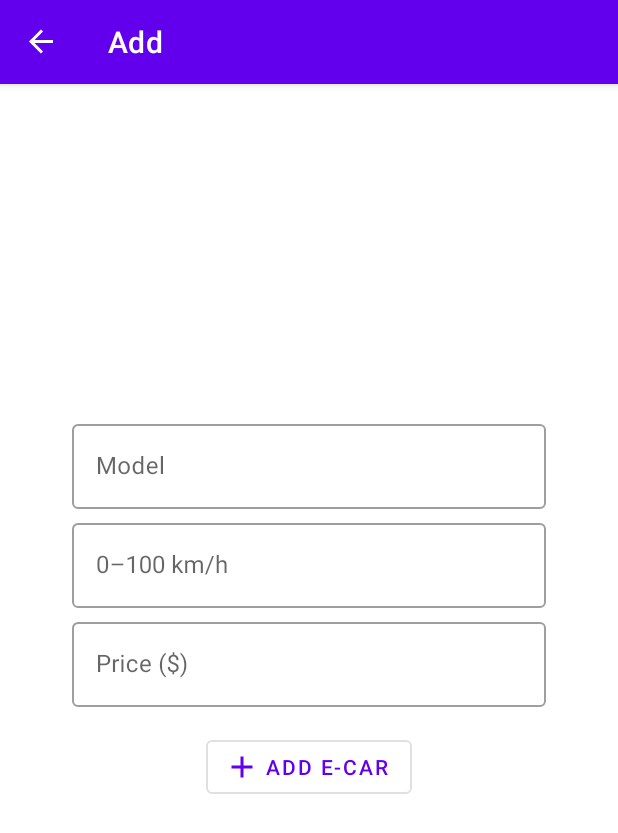
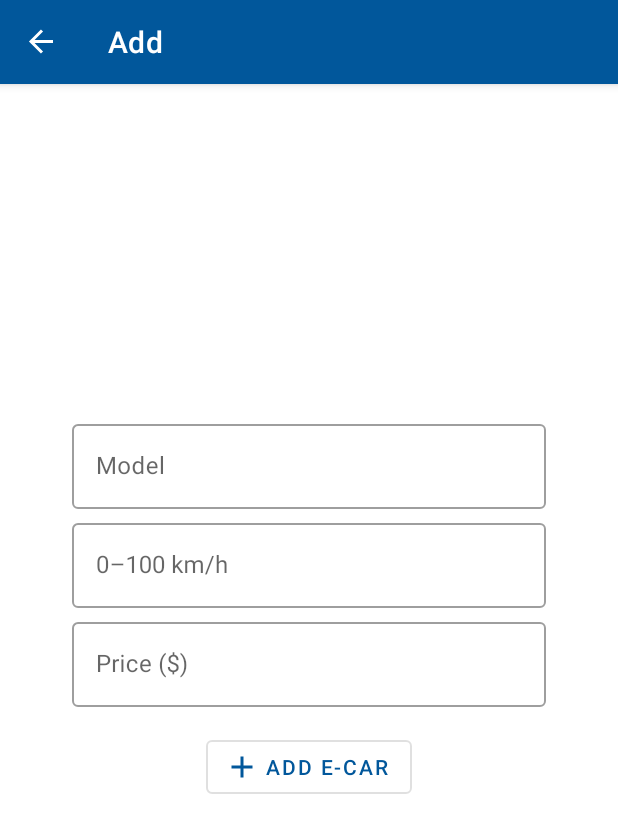
Before and after one commit to yaromchikV/E-Cars, an Android app: the AddFragment screen opened through its navigation route, on a phone screen of 412 x 824 dp. Shown: the top 833 px of the screen. Run offline under Robolectric (Android 15) with nearby library versions, the phone set to English and light mode, and no system bars; our stand-ins replace Room's generated code, navigation-ui.

Commit message:
feat: change theme and small refactoring

```diff
--- a/app/src/main/java/com/yaromchikv/ecars/Util.kt
+++ b/app/src/main/java/com/yaromchikv/ecars/Util.kt
@@ -8,7 +8,10 @@ fun Int.displayPrice(): String {
         builder.append("%d %03d ".format(this / 1000000, (this % 1000000) / 1000))
     else if (this >= 1000)
         builder.append("%d ".format(this / 1000))
-    builder.append("%03d".format(this % 1000))
+    if (this >= 100)
+        builder.append("%03d".format(this % 1000))
+    else
+        builder.append("%d".format(this % 1000))
     return builder.toString()
 }
 
--- a/app/src/main/java/com/yaromchikv/ecars/database/CarRepository.kt
+++ b/app/src/main/java/com/yaromchikv/ecars/database/CarRepository.kt
@@ -1,10 +1,8 @@
 package com.yaromchikv.ecars.database
 
-import android.content.Context
+import android.content.SharedPreferences
 import androidx.lifecycle.LiveData
-import androidx.preference.PreferenceManager
 import com.yaromchikv.ecars.database.room.CarDao
-import com.yaromchikv.ecars.database.room.CarDatabase
 import com.yaromchikv.ecars.database.sqilte.DatabaseHelper
 import com.yaromchikv.ecars.model.Car
 
@@ -20,17 +18,19 @@ internal const val COLUMN_IMAGE = "image"
 
 internal const val QUERY_ORDER_BY_NAME_ASC = "SELECT * FROM $TABLE_NAME ORDER BY $COLUMN_NAME ASC"
 internal const val QUERY_ORDER_BY_NAME_DESC = "SELECT * FROM $TABLE_NAME ORDER BY $COLUMN_NAME DESC"
-internal const val QUERY_ORDER_BY_ACCELERATION_ASC = "SELECT * FROM $TABLE_NAME ORDER BY $COLUMN_ACCELERATION ASC"
-internal const val QUERY_ORDER_BY_ACCELERATION_DESC = "SELECT * FROM $TABLE_NAME ORDER BY $COLUMN_ACCELERATION DESC"
+internal const val QUERY_ORDER_BY_ACCELERATION_ASC =
+    "SELECT * FROM $TABLE_NAME ORDER BY $COLUMN_ACCELERATION ASC"
+internal const val QUERY_ORDER_BY_ACCELERATION_DESC =
+    "SELECT * FROM $TABLE_NAME ORDER BY $COLUMN_ACCELERATION DESC"
 internal const val QUERY_ORDER_BY_PRICE_ASC = "SELECT * FROM $TABLE_NAME ORDER BY $COLUMN_PRICE ASC"
-internal const val QUERY_ORDER_BY_PRICE_DESC = "SELECT * FROM $TABLE_NAME ORDER BY $COLUMN_PRICE DESC"
+internal const val QUERY_ORDER_BY_PRICE_DESC =
+    "SELECT * FROM $TABLE_NAME ORDER BY $COLUMN_PRICE DESC"
 
-class CarRepository(context: Context) {
-
-    private var carDatabase = DatabaseHelper(context)
-    private var carDao: CarDao = CarDatabase.getDatabase(context).carDao()
-
-    private val prefs = PreferenceManager.getDefaultSharedPreferences(context)
+class CarRepository(
+    private val carDao: CarDao,
+    private val carDatabaseHelper: DatabaseHelper,
+    private val prefs: SharedPreferences
+) {
 
     val allData: LiveData<List<Car>> = getDataUsingRoom(
         prefs.getString("sort_by", "name") ?: "name",
@@ -42,7 +42,7 @@ class CarRepository(context: Context) {
         if (useRoom)
             carDao.addCar(car)
         else
-            carDatabase.addCar(car)
+            carDatabaseHelper.addCar(car)
     }
 
     suspend fun updateCar(car: Car) {
@@ -50,7 +50,7 @@ class CarRepository(context: Context) {
         if (useRoom)
             carDao.updateCar(car)
         else
-            carDatabase.updateCar(car)
+            carDatabaseHelper.updateCar(car)
     }
 
     suspend fun deleteCar(car: Car) {
@@ -58,12 +58,12 @@ class CarRepository(context: Context) {
         if (useRoom)
             carDao.deleteCar(car)
         else
-            carDatabase.deleteCar(car)
+            carDatabaseHelper.deleteCar(car)
     }
 
     fun getDataUsingCursors(sortBy: String, sortOrder: String): List<Car> {
         val listOfCar = mutableListOf<Car>()
-        val cursor = carDatabase.getCursorWithData(sortBy, sortOrder)
+        val cursor = carDatabaseHelper.getCursorWithData(sortBy, sortOrder)
         if (cursor != null && cursor.count != 0) {
             while (cursor.moveToNext()) {
                 listOfCar.add(
--- a/app/src/main/java/com/yaromchikv/ecars/fragments/add/AddFragment.kt
+++ b/app/src/main/java/com/yaromchikv/ecars/fragments/add/AddFragment.kt
@@ -56,16 +56,12 @@ class AddFragment : Fragment() {
                 Toast.makeText(requireContext(), "Please enter the model of the E-Car", Toast.LENGTH_SHORT).show()
             acceleration == null ->
                 Toast.makeText(requireContext(), "Please enter the acceleration of the E-Car", Toast.LENGTH_SHORT).show()
-            acceleration < 1 ->
-                Toast.makeText(requireContext(), "Please enter the acceleration greater than 1", Toast.LENGTH_SHORT).show()
             price == null ->
                 Toast.makeText(requireContext(), "Please enter the price of the E-Car", Toast.LENGTH_SHORT).show()
-            price < 100 ->
-                Toast.makeText(requireContext(), "Please enter the price greater than 100", Toast.LENGTH_SHORT).show()
             else -> {
                 val car = Car(0, name, acceleration, price, getRandomImage())
                 carViewModel.addCar(car)
-                Toast.makeText(requireContext(), "Added!", Toast.LENGTH_SHORT).show()
+                Toast.makeText(requireContext(), "$name successfully added", Toast.LENGTH_SHORT).show()
                 findNavController().navigate(AddFragmentDirections.actionAddFragmentToListFragment())
             }
         }
--- a/app/src/main/java/com/yaromchikv/ecars/fragments/update/UpdateFragment.kt
+++ b/app/src/main/java/com/yaromchikv/ecars/fragments/update/UpdateFragment.kt
@@ -61,19 +61,15 @@ class UpdateFragment : Fragment() {
                 Toast.makeText(requireContext(), "Please enter the model of the E-Car", Toast.LENGTH_SHORT).show()
             acceleration == null ->
                 Toast.makeText(requireContext(), "Please enter the acceleration of the E-Car", Toast.LENGTH_SHORT).show()
-            acceleration < 1 ->
-                Toast.makeText(requireContext(), "Please enter the acceleration greater than 1", Toast.LENGTH_SHORT).show()
             price == null ->
                 Toast.makeText(requireContext(), "Please enter the price of the E-Car", Toast.LENGTH_SHORT).show()
-            price < 100 ->
-                Toast.makeText(requireContext(), "Please enter the price greater than 100", Toast.LENGTH_SHORT).show()
             else -> {
                 val updatedCar =
                     Car(args.currentCar.id, name, acceleration, price, args.currentCar.image)
                 carViewModel.updateCar(updatedCar)
                 Toast.makeText(
                     requireContext(),
-                    "${args.currentCar.name} has been successfully updated",
+                    "${args.currentCar.name} successfully updated",
                     Toast.LENGTH_SHORT
                 ).show()
 
--- a/app/src/main/java/com/yaromchikv/ecars/viewmodel/CarViewModel.kt
+++ b/app/src/main/java/com/yaromchikv/ecars/viewmodel/CarViewModel.kt
@@ -4,14 +4,21 @@ import android.app.Application
 import androidx.lifecycle.AndroidViewModel
 import androidx.lifecycle.LiveData
 import androidx.lifecycle.viewModelScope
+import androidx.preference.PreferenceManager
 import com.yaromchikv.ecars.database.CarRepository
+import com.yaromchikv.ecars.database.room.CarDatabase
+import com.yaromchikv.ecars.database.sqilte.DatabaseHelper
 import com.yaromchikv.ecars.model.Car
 import kotlinx.coroutines.Dispatchers
 import kotlinx.coroutines.launch
 
 class CarViewModel(application: Application) : AndroidViewModel(application) {
 
-    private val repository: CarRepository = CarRepository(application)
+    private var carDao = CarDatabase.getDatabase(application).carDao()
+    private var carDatabaseHelper = DatabaseHelper(application)
+    private val prefs = PreferenceManager.getDefaultSharedPreferences(application)
+
+    private val repository = CarRepository(carDao, carDatabaseHelper, prefs)
 
     var allDataFromRoom: LiveData<List<Car>> = repository.allData
 
--- a/app/src/main/res/values-night/themes.xml
+++ b/app/src/main/res/values-night/themes.xml
@@ -2,13 +2,13 @@
     <!-- Base application theme. -->
     <style name="Theme.ECars" parent="Theme.MaterialComponents.DayNight.DarkActionBar">
         <!-- Primary brand color. -->
-        <item name="colorPrimary">@color/purple_200</item>
-        <item name="colorPrimaryVariant">@color/purple_700</item>
-        <item name="colorOnPrimary">@color/black</item>
+        <item name="colorPrimary">@color/primaryColor</item>
+        <item name="colorPrimaryVariant">@color/primaryDarkColor</item>
+        <item name="colorOnPrimary">@color/primaryTextColor</item>
         <!-- Secondary brand color. -->
-        <item name="colorSecondary">@color/teal_200</item>
-        <item name="colorSecondaryVariant">@color/teal_200</item>
-        <item name="colorOnSecondary">@color/black</item>
+        <item name="colorSecondary">@color/secondaryColor</item>
+        <item name="colorSecondaryVariant">@color/secondaryDarkColor</item>
+        <item name="colorOnSecondary">@color/secondaryTextColor</item>
         <!-- Status bar color. -->
         <item name="android:statusBarColor" tools:targetApi="l">?attr/colorPrimaryVariant</item>
         <!-- Customize your theme here. -->
--- a/app/src/main/res/values/colors.xml
+++ b/app/src/main/res/values/colors.xml
@@ -1,10 +1,11 @@
 <?xml version="1.0" encoding="utf-8"?>
 <resources>
-    <color name="purple_200">#FFBB86FC</color>
-    <color name="purple_500">#FF6200EE</color>
-    <color name="purple_700">#FF3700B3</color>
-    <color name="teal_200">#FF03DAC5</color>
-    <color name="teal_700">#FF018786</color>
-    <color name="black">#FF000000</color>
-    <color name="white">#FFFFFFFF</color>
+    <color name="primaryColor">#01579b</color>
+    <color name="primaryLightColor">#4f83cc</color>
+    <color name="primaryDarkColor">#002f6c</color>
+    <color name="secondaryColor">#1976d2</color>
+    <color name="secondaryLightColor">#63a4ff</color>
+    <color name="secondaryDarkColor">#004ba0</color>
+    <color name="primaryTextColor">#ffffff</color>
+    <color name="secondaryTextColor">#ffffff</color>
 </resources>
--- a/app/src/main/res/values/themes.xml
+++ b/app/src/main/res/values/themes.xml
@@ -2,13 +2,13 @@
     <!-- Base application theme. -->
     <style name="Theme.ECars" parent="Theme.MaterialComponents.DayNight.DarkActionBar">
         <!-- Primary brand color. -->
-        <item name="colorPrimary">@color/purple_500</item>
-        <item name="colorPrimaryVariant">@color/purple_700</item>
-        <item name="colorOnPrimary">@color/white</item>
+        <item name="colorPrimary">@color/primaryColor</item>
+        <item name="colorPrimaryVariant">@color/primaryDarkColor</item>
+        <item name="colorOnPrimary">@color/primaryTextColor</item>
         <!-- Secondary brand color. -->
-        <item name="colorSecondary">@color/teal_200</item>
-        <item name="colorSecondaryVariant">@color/teal_700</item>
-        <item name="colorOnSecondary">@color/black</item>
+        <item name="colorSecondary">@color/secondaryColor</item>
+        <item name="colorSecondaryVariant">@color/secondaryDarkColor</item>
+        <item name="colorOnSecondary">@color/secondaryTextColor</item>
         <!-- Status bar color. -->
         <item name="android:statusBarColor" tools:targetApi="l">?attr/colorPrimaryVariant</item>
         <!-- Customize your theme here. -->
```
Also changed, not shown: app/src/main/res/layout/data_item.xml (+4 -3 lines).
